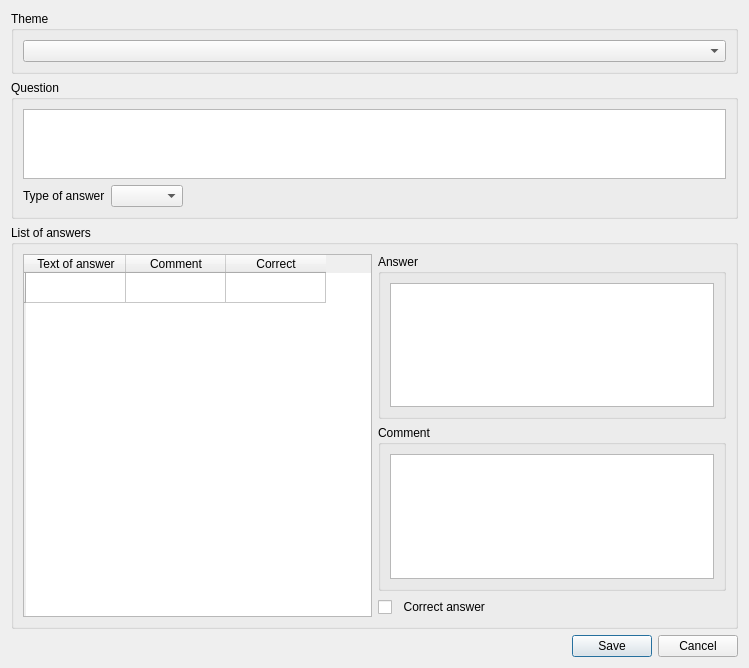
Old version of the form question_mod_dialog.ui in the repository Testorator/Testik.
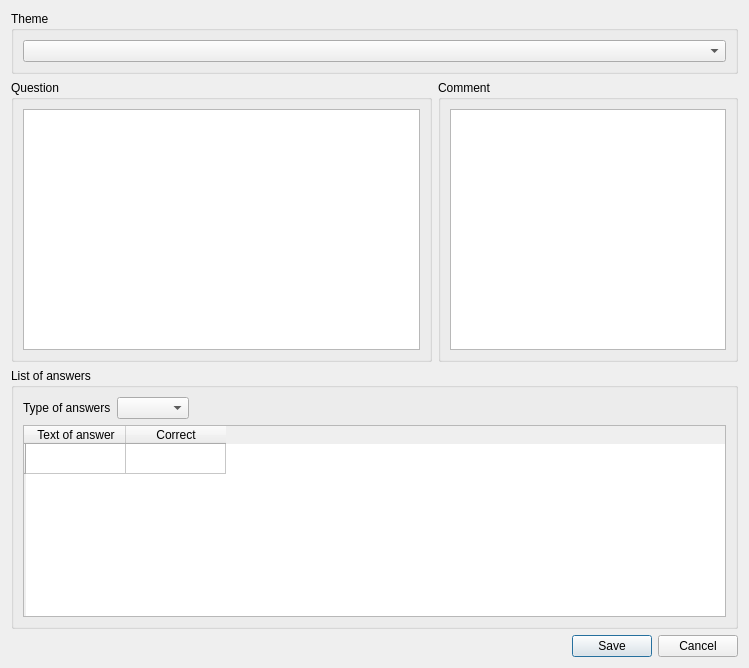
New version of the form.

Commit message: modifien add answer procedure

The edit to the form file:
```diff
--- a/question_mod_dialog.ui
+++ b/question_mod_dialog.ui
@@ -14,22 +14,20 @@
    <string>Dialog</string>
   </property>
   <layout class="QGridLayout" name="gridLayout_11">
+   <item row="1" column="0">
+    <widget class="QDialogButtonBox" name="buttonBox">
+     <property name="orientation">
+      <enum>Qt::Horizontal</enum>
+     </property>
+     <property name="standardButtons">
+      <set>QDialogButtonBox::Cancel|QDialogButtonBox::Save</set>
+     </property>
+    </widget>
+   </item>
    <item row="0" column="0">
     <layout class="QGridLayout" name="gridLayout_2">
-     <item row="0" column="0">
-      <widget class="QGroupBox" name="groupBox_5">
-       <property name="title">
-        <string>Theme</string>
-       </property>
-       <layout class="QGridLayout" name="gridLayout_5">
-        <item row="0" column="0">
-         <widget class="QComboBox" name="comboBox_Themes"/>
-        </item>
-       </layout>
-      </widget>
-     </item>
      <item row="1" column="0">
-      <widget class="QGroupBox" name="groupBox">
+      <widget class="QGroupBox" name="groupBox_Question">
        <property name="title">
         <string>Question</string>
        </property>
@@ -39,63 +37,75 @@
           <item row="0" column="0">
            <widget class="QTextEdit" name="textEdit_Question"/>
           </item>
-          <item row="1" column="0">
-           <layout class="QGridLayout" name="gridLayout">
-            <item row="1" column="2">
-             <spacer name="horizontalSpacer">
-              <property name="orientation">
-               <enum>Qt::Horizontal</enum>
-              </property>
-              <property name="sizeHint" stdset="0">
-               <size>
-                <width>40</width>
-                <height>20</height>
-               </size>
-              </property>
-             </spacer>
-            </item>
-            <item row="1" column="1">
-             <widget class="QComboBox" name="comboBox_Type"/>
-            </item>
-            <item row="1" column="0">
-             <widget class="QLabel" name="label">
-              <property name="text">
-               <string>Type of answer</string>
-              </property>
-             </widget>
-            </item>
-           </layout>
+         </layout>
+        </item>
+       </layout>
+      </widget>
+     </item>
+     <item row="1" column="1">
+      <widget class="QGroupBox" name="groupBox_Comment">
+       <property name="maximumSize">
+        <size>
+         <width>300</width>
+         <height>16777215</height>
+        </size>
+       </property>
+       <property name="title">
+        <string>Comment</string>
+       </property>
+       <layout class="QGridLayout" name="gridLayout_10">
+        <item row="0" column="0">
+         <layout class="QGridLayout" name="gridLayout_9">
+          <item row="0" column="0">
+           <widget class="QTextEdit" name="textEdit_AnsComment">
+            <property name="maximumSize">
+             <size>
+              <width>16777215</width>
+              <height>16777215</height>
+             </size>
+            </property>
+           </widget>
           </item>
          </layout>
         </item>
        </layout>
       </widget>
      </item>
-     <item row="2" column="0">
-      <widget class="QGroupBox" name="groupBox_2">
+     <item row="3" column="0" colspan="2">
+      <widget class="QGroupBox" name="groupBox_Answers">
        <property name="title">
         <string>List of answers</string>
        </property>
        <layout class="QGridLayout" name="gridLayout_6">
-        <item row="0" column="0">
+        <item row="2" column="0">
          <layout class="QGridLayout" name="gridLayout_Answers">
-          <item row="2" column="1">
-           <widget class="QGroupBox" name="groupBox_4">
-            <property name="title">
-             <string>Comment</string>
+          <item row="0" column="0">
+           <widget class="QLabel" name="label_type">
+            <property name="text">
+             <string>Type of answers</string>
             </property>
-            <layout class="QGridLayout" name="gridLayout_10">
-             <item row="0" column="0">
-              <layout class="QGridLayout" name="gridLayout_9">
-               <item row="0" column="0">
-                <widget class="QTextEdit" name="textEdit_AnsComment"/>
-               </item>
-              </layout>
-             </item>
-            </layout>
            </widget>
           </item>
-          <item row="1" column="0" rowspan="3">
+          <item row="1" column="0" colspan="3">
+           <layout class="QGridLayout" name="gridLayout_Answers_tb"/>
+          </item>
+          <item row="0" column="1">
+           <widget class="QComboBox" name="comboBox_Type"/>
+          </item>
+          <item row="0" column="2">
+           <spacer name="horizontalSpacer">
+            <property name="orientation">
+             <enum>Qt::Horizontal</enum>
+            </property>
+            <property name="sizeHint" stdset="0">
+             <size>
+              <width>40</width>
+              <height>20</height>
+             </size>
+            </property>
+           </spacer>
+          </item>
+          <item row="2" column="0" rowspan="3" colspan="3">
            <widget class="QTableWidget" name="tableWidget_Answers">
             <property name="editTriggers">
              <set>QAbstractItemView::SelectedClicked</set>
@@ -106,6 +116,9 @@
             <property name="selectionMode">
              <enum>QAbstractItemView::SingleSelection</enum>
             </property>
+            <property name="selectionBehavior">
+             <enum>QAbstractItemView::SelectRows</enum>
+            </property>
             <property name="sortingEnabled">
              <bool>true</bool>
             </property>
@@ -119,11 +132,6 @@
               <string>Text of answer</string>
              </property>
             </column>
-            <column>
-             <property name="text">
-              <string>Comment</string>
-             </property>
-            </column>
             <column>
              <property name="text">
               <string>Correct</string>
@@ -131,49 +139,25 @@
             </column>
            </widget>
           </item>
-          <item row="1" column="1">
-           <widget class="QGroupBox" name="groupBox_3">
-            <property name="title">
-             <string>Answer</string>
-            </property>
-            <layout class="QGridLayout" name="gridLayout_8">
-             <item row="0" column="0">
-              <layout class="QGridLayout" name="gridLayout_7">
-               <item row="1" column="1">
-                <widget class="QTextEdit" name="textEdit_Answer"/>
-               </item>
-              </layout>
-             </item>
-            </layout>
-           </widget>
-          </item>
-          <item row="3" column="1">
-           <widget class="QCheckBox" name="checkBox_AnsCorrect">
-            <property name="text">
-             <string> 	Correct answer</string>
-            </property>
-           </widget>
-          </item>
-          <item row="0" column="0" colspan="2">
-           <layout class="QGridLayout" name="gridLayout_Answers_tb"/>
-          </item>
          </layout>
         </item>
        </layout>
       </widget>
      </item>
+     <item row="0" column="0" colspan="2">
+      <widget class="QGroupBox" name="groupBox_5">
+       <property name="title">
+        <string>Theme</string>
+       </property>
+       <layout class="QGridLayout" name="gridLayout_5">
+        <item row="0" column="0">
+         <widget class="QComboBox" name="comboBox_Themes"/>
+        </item>
+       </layout>
+      </widget>
+     </item>
     </layout>
    </item>
-   <item row="1" column="0">
-    <widget class="QDialogButtonBox" name="buttonBox">
-     <property name="orientation">
-      <enum>Qt::Horizontal</enum>
-     </property>
-     <property name="standardButtons">
-      <set>QDialogButtonBox::Cancel|QDialogButtonBox::Save</set>
-     </property>
-    </widget>
-   </item>
   </layout>
  </widget>
  <resources/>
```
The commit also changes 6 other files.
